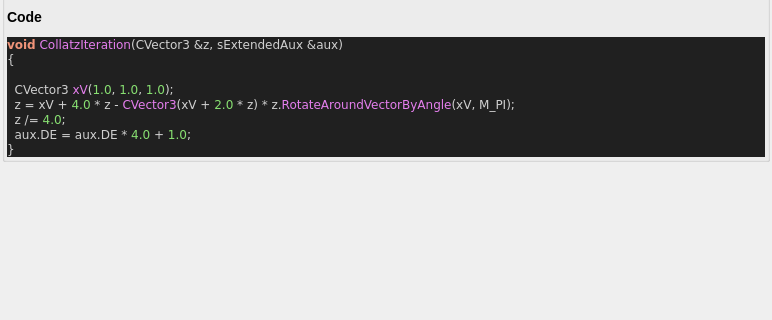
Old version of the form mandelbulber2/qt_data/fractal_collatz.ui in the repository buddhi1980/mandelbulber2; both pictures show x 0 to 772 and y 133 to 453 of the 772 by 685 pixel window.
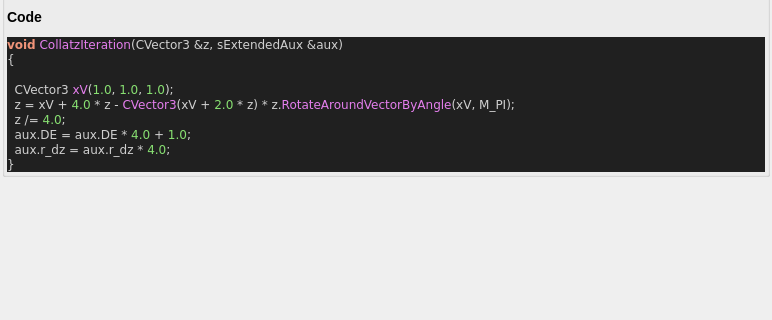
New version of the form. Custom widgets are drawn as their Qt base class.

Diff of the .ui file:
```diff
--- a/mandelbulber2/qt_data/fractal_collatz.ui
+++ b/mandelbulber2/qt_data/fractal_collatz.ui
@@ -80,6 +80,7 @@
   z &lt;span style=&quot;color:#d0d0d0&quot;&gt;=&lt;/span&gt; xV &lt;span style=&quot;color:#d0d0d0&quot;&gt;+&lt;/span&gt; &lt;span style=&quot;color:#87df71&quot;&gt;4.0&lt;/span&gt; &lt;span style=&quot;color:#d0d0d0&quot;&gt;*&lt;/span&gt; z &lt;span style=&quot;color:#d0d0d0&quot;&gt;-&lt;/span&gt; &lt;span style=&quot;color:#e47eed&quot;&gt;CVector3&lt;/span&gt;&lt;span style=&quot;color:#d0d0d0&quot;&gt;(&lt;/span&gt;xV &lt;span style=&quot;color:#d0d0d0&quot;&gt;+&lt;/span&gt; &lt;span style=&quot;color:#87df71&quot;&gt;2.0&lt;/span&gt; &lt;span style=&quot;color:#d0d0d0&quot;&gt;*&lt;/span&gt; z&lt;span style=&quot;color:#d0d0d0&quot;&gt;) *&lt;/span&gt; z&lt;span style=&quot;color:#d0d0d0&quot;&gt;.&lt;/span&gt;&lt;span style=&quot;color:#e47eed&quot;&gt;RotateAroundVectorByAngle&lt;/span&gt;&lt;span style=&quot;color:#d0d0d0&quot;&gt;(&lt;/span&gt;xV&lt;span style=&quot;color:#d0d0d0&quot;&gt;,&lt;/span&gt; M_PI&lt;span style=&quot;color:#d0d0d0&quot;&gt;);&lt;/span&gt;
   z &lt;span style=&quot;color:#d0d0d0&quot;&gt;/=&lt;/span&gt; &lt;span style=&quot;color:#87df71&quot;&gt;4.0&lt;/span&gt;&lt;span style=&quot;color:#d0d0d0&quot;&gt;;&lt;/span&gt;
   aux&lt;span style=&quot;color:#d0d0d0&quot;&gt;.&lt;/span&gt;DE &lt;span style=&quot;color:#d0d0d0&quot;&gt;=&lt;/span&gt; aux&lt;span style=&quot;color:#d0d0d0&quot;&gt;.&lt;/span&gt;DE &lt;span style=&quot;color:#d0d0d0&quot;&gt;*&lt;/span&gt; &lt;span style=&quot;color:#87df71&quot;&gt;4.0&lt;/span&gt; &lt;span style=&quot;color:#d0d0d0&quot;&gt;+&lt;/span&gt; &lt;span style=&quot;color:#87df71&quot;&gt;1.0&lt;/span&gt;&lt;span style=&quot;color:#d0d0d0&quot;&gt;;&lt;/span&gt;
+  aux&lt;span style=&quot;color:#d0d0d0&quot;&gt;.&lt;/span&gt;r_dz &lt;span style=&quot;color:#d0d0d0&quot;&gt;=&lt;/span&gt; aux&lt;span style=&quot;color:#d0d0d0&quot;&gt;.&lt;/span&gt;r_dz &lt;span style=&quot;color:#d0d0d0&quot;&gt;*&lt;/span&gt; &lt;span style=&quot;color:#87df71&quot;&gt;4.0&lt;/span&gt;&lt;span style=&quot;color:#d0d0d0&quot;&gt;;&lt;/span&gt;
 &lt;span style=&quot;color:#d0d0d0&quot;&gt;}&lt;/span&gt;
 &lt;/pre&gt;
 &lt;/body&gt;</string>
```
